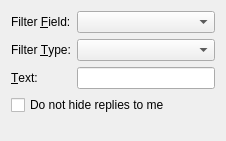
First picture: the form in plugins/filter/addeditfilter_base.ui, repository KDE/choqok, before the edit.
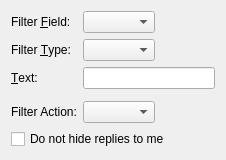
Second picture: the form after the edit. Custom widgets are drawn as their Qt base class.

Commit message: Filter plugin has a new and useful feature: User can set a filter just like before but to highlight a post instead of remove it. FEATURE:278529

```diff
--- a/plugins/filter/addeditfilter_base.ui
+++ b/plugins/filter/addeditfilter_base.ui
@@ -11,6 +11,9 @@
    </rect>
   </property>
   <layout class="QFormLayout" name="formLayout">
+   <property name="fieldGrowthPolicy">
+    <enum>QFormLayout::ExpandingFieldsGrow</enum>
+   </property>
    <item row="0" column="0">
     <widget class="QLabel" name="label">
      <property name="text">
@@ -50,13 +53,26 @@
    <item row="2" column="1">
     <widget class="KLineEdit" name="filterText"/>
    </item>
-   <item row="3" column="0" colspan="2">
+   <item row="4" column="0">
+    <widget class="QLabel" name="label_4">
+     <property name="text">
+      <string>Filter Action:</string>
+     </property>
+    </widget>
+   </item>
+   <item row="4" column="1">
+    <widget class="KComboBox" name="filterAction"/>
+   </item>
+   <item row="5" column="0" colspan="2">
     <widget class="QCheckBox" name="dontHideReplies">
      <property name="text">
       <string>Do not hide replies to me</string>
      </property>
     </widget>
    </item>
+   <item row="3" column="0" colspan="2">
+    <widget class="KSeparator" name="kseparator"/>
+   </item>
   </layout>
  </widget>
  <customwidgets>
@@ -70,6 +86,11 @@
    <extends>QComboBox</extends>
    <header>kcombobox.h</header>
   </customwidget>
+  <customwidget>
+   <class>KSeparator</class>
+   <extends>QFrame</extends>
+   <header>kseparator.h</header>
+  </customwidget>
  </customwidgets>
  <resources/>
  <connections/>
```
The commit also changes 12 other files.
